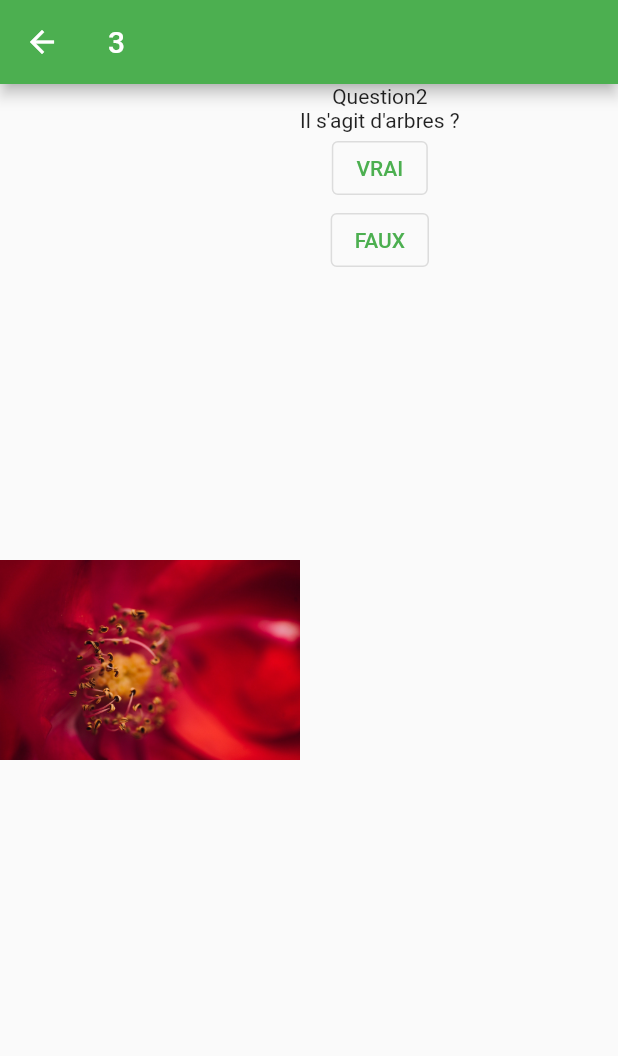
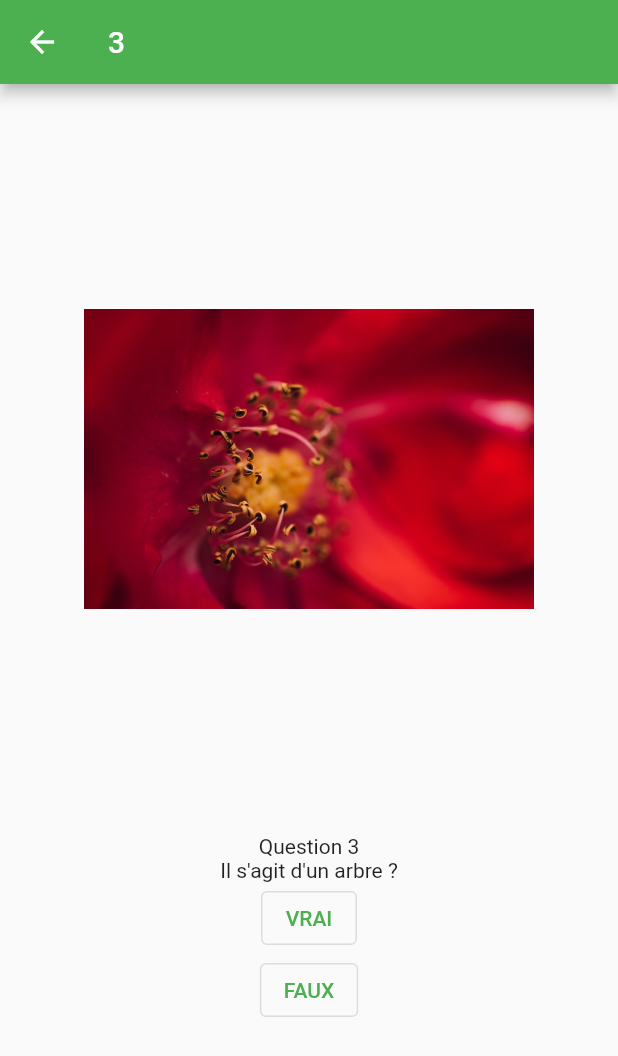
Before and after one commit to Grifferonte/Quizz-Flutter, a Flutter app: the QuizzPage screen opened by its route, after a tap on "VRAI", after a tap on "FAUX", on a phone screen of 412 x 824 dp. Shown: the top 1056 px of the screen. Run offline on Flutter 3.47's test engine with Material 2 defaults, Android fonts, the phone set to English and light mode, and no system bars.

Commit message:
Fix bugs and clean view

```diff
--- a/lib/controler/Player.dart
+++ /dev/null
@@ -1,5 +0,0 @@
-class Player {
-  late int lastsScore;
-  late int bestScore;
-  Player(this.lastsScore, this.bestScore);
-}
--- a/lib/controler/Question.dart
+++ /dev/null
@@ -1,19 +0,0 @@
-import 'package:flutter/cupertino.dart';
-
-class Question {
-  late int num;
-  late String image;
-  late String question;
-  late bool response;
-
-  Question(this.num, this.image, this.question, this.response);
-
-  String get currentImage => image;
-  void set currentImage(String newImg) => image = newImg;
-
-  String get currentQuestion => question;
-  void set currentQuestion(String newQst) => question = newQst;
-
-  bool get currentResponse => response;
-  void set currentResponse(bool newRep) => response = newRep;
-}
--- a/lib/controler/Quizz.dart
+++ /dev/null
@@ -1,6 +0,0 @@
-import 'Question.dart';
-
-class Quizz {
-  late List<Question> questions;
-  Quizz(this.questions);
-}
--- /dev/null
+++ b/lib/model/Player.dart
@@ -0,0 +1,11 @@
+class Player {
+  late int lastScore;
+  late int bestScore;
+  Player(this.lastScore, this.bestScore);
+
+  int get getLastScore => lastScore;
+  // void set setLastScore(int newLastScore) => lastScore = newLastScore;
+
+  int get getBestScore => bestScore;
+  // void set setBestScore(int newBestScore) => bestScore = newBestScore;
+}
--- /dev/null
+++ b/lib/model/Question.dart
@@ -0,0 +1,20 @@
+class Question {
+  late int index;
+  late String image;
+  late String question;
+  late bool response;
+
+  Question(this.index, this.image, this.question, this.response);
+
+  int get getIndex => index;
+  set setIndex(int newIndex) => index = newIndex;
+
+  String get getImage => image;
+  set setImage(String newImg) => image = newImg;
+
+  String get getQuestion => question;
+  set setQuestion(String newQst) => question = newQst;
+
+  bool get getResponse => response;
+  set setResponse(bool newRep) => response = newRep;
+}
--- /dev/null
+++ b/lib/model/Quizz.dart
@@ -0,0 +1,11 @@
+import 'Question.dart';
+
+class Quizz {
+  late List<Question> questions;
+  Quizz(this.questions);
+
+  Question getQuestion(int index) => questions[index];
+
+  void setQuestion(int index, Question newQuestion) =>
+      questions[index] = newQuestion;
+}
--- a/lib/view/customWidgets/customCard.dart
+++ b/lib/view/customWidgets/customCard.dart
@@ -18,14 +18,15 @@ class _CustomCardState extends State<CustomCard> {
   @override
   Widget build(BuildContext context) {
     return Card(
-      child: Center(
-          child: SizedBox(
+      child: SizedBox(
         width: 100,
-        height: 20,
+        height: 50,
         child: Row(
+          mainAxisAlignment: MainAxisAlignment.center,
+          crossAxisAlignment: CrossAxisAlignment.center,
           children: [Text(widget.scoreField), Text(widget.score.toString())],
         ),
-      )),
+      ),
     );
   }
 }
--- a/lib/view/customWidgets/customImage.dart
+++ b/lib/view/customWidgets/customImage.dart
@@ -17,9 +17,8 @@ class _CustomImageState extends State<CustomImage> {
   Widget build(BuildContext context) {
     return Image.asset(
       widget.imgLabel,
-      width: 200,
-      height: 400,
-      fit: BoxFit.contain,
+      width: 300,
+      height: 500,
     );
   }
 }
--- a/lib/view/customWidgets/homeButton.dart
+++ b/lib/view/customWidgets/homeButton.dart
@@ -17,11 +17,14 @@ class HomeButton extends StatefulWidget {
 class _HomeButtonState extends State<HomeButton> {
   @override
   Widget build(BuildContext context) {
-    return OutlinedButton(
-      onPressed: () {
-        Navigator.pushNamed(context, widget.route);
-      },
-      child: Text(widget.label),
+    return SizedBox(
+      height: 80,
+      child: OutlinedButton(
+        onPressed: () {
+          Navigator.pushNamed(context, widget.route);
+        },
+        child: Text(widget.label),
+      ),
     );
   }
 }
--- a/lib/view/homePage.dart
+++ b/lib/view/homePage.dart
@@ -1,5 +1,5 @@
 import 'package:flutter/material.dart';
-import 'package:quizz/controler/Player.dart';
+import 'package:quizz/model/Player.dart';
 import 'package:quizz/view/customWidgets/homeButton.dart';
 import 'package:quizz/view/customWidgets/customCard.dart';
 
@@ -15,25 +15,39 @@ class _HomePage extends State<HomePage> {
 
   @override
   Widget build(BuildContext context) {
+    if (ModalRoute.of(context)!.settings.arguments != null) {
+      final arg = ModalRoute.of(context)!.settings.arguments as int;
+      setState(() {
+        player.lastScore = arg;
+        if (player.getLastScore > player.getBestScore) {
+          player.bestScore = player.getLastScore;
+        }
+      });
+    }
     return Scaffold(
         appBar: AppBar(
           title: const Text('Quizz'),
         ),
         body: Column(
+          mainAxisAlignment: MainAxisAlignment.spaceEvenly,
+          crossAxisAlignment: CrossAxisAlignment.center,
           children: [
             Row(
+              mainAxisAlignment: MainAxisAlignment.center,
+              crossAxisAlignment: CrossAxisAlignment.center,
               children: [
-              CustomCard(scoreField: 'Last Score', score: player.lastsScore),
-              CustomCard(scoreField: 'Best Score', score: player.bestScore),
+                CustomCard(scoreField: 'Last Score ', score: player.lastScore),
+                CustomCard(scoreField: 'Best Score ', score: player.bestScore),
               ],
             ),
             Row(
+              mainAxisAlignment: MainAxisAlignment.center,
+              crossAxisAlignment: CrossAxisAlignment.center,
               children: const [
                 HomeButton(label: 'Démarrer le Quizz', route: '/Quizz'),
               ],
             )
           ],
-      ),
-    );
+        ));
   }
 }
--- a/lib/view/quizzPage.dart
+++ b/lib/view/quizzPage.dart
@@ -1,7 +1,7 @@
 import 'package:flutter/material.dart';
 import 'package:quizz/view/customWidgets/customImage.dart';
-import '../controler/Question.dart';
-import '../controler/Quizz.dart';
+import '../model/Question.dart';
+import '../model/Quizz.dart';
 
 class QuizzPage extends StatefulWidget {
   const QuizzPage({Key? key}) : super(key: key);
@@ -14,7 +14,7 @@ class _QuizzPage extends State<QuizzPage> {
   static Quizz quizz = Quizz(<Question>[
     Question(1, 'images/bird.jpg', 'Il s\'agit d\'un oiseau ?', true),
     Question(2, 'images/cat.jpg', 'Il s\'agit d\'un chien ?', false),
-    Question(3, 'images/flower.jpg', 'Il s\'agit d\'arbres ?', false),
+    Question(3, 'images/flower.jpg', 'Il s\'agit d\'un arbre ?', false),
     Question(4, 'images/sea.jpg', 'Il s\'agit de la mer ?', true),
     Question(5, 'images/butterfly.jpg', 'Il s\'agit d\'un papillon ?', true)
   ]);
@@ -29,16 +29,20 @@ class _QuizzPage extends State<QuizzPage> {
         mainAxisSize: MainAxisSize.min,
         crossAxisAlignment: CrossAxisAlignment.start,
         children: <Widget>[
-          Text('Votre score est de${score}'),
+          Text('Votre score est de ${score}'),
         ],
       ),
       actions: <Widget>[
         new OutlinedButton(
           onPressed: () {
             Navigator.of(context).pop();
+            if (index >= quizz.questions.length - 1) {
+              Navigator.pushNamed(context, '/', arguments: score);
+            } else {
               setState(() {
                 index++;
               });
+            }
           },
           child: const Text('Close'),
         ),
@@ -47,20 +51,20 @@ class _QuizzPage extends State<QuizzPage> {
   }
 
   void CheckState(bool rep) {
+    if (quizz.questions[index].getResponse != rep) {
+      showDialog(
+        context: context,
+        builder: (BuildContext context) => displayDialog(context),
+      );
+    } else {
       if (index >= quizz.questions.length - 1) {
-      index = 0;
-      Navigator.pushNamed(context, '/');
+        score++;
+        Navigator.pushNamed(context, '/', arguments: score);
       } else {
-      if (quizz.questions[index].currentResponse == rep) {
         setState(() {
           score++;
           index++;
         });
-      } else {
-        showDialog(
-          context: context,
-          builder: (BuildContext context) => displayDialog(context),
-        );
       }
     }
   }
@@ -69,14 +73,19 @@ class _QuizzPage extends State<QuizzPage> {
   Widget build(BuildContext context) {
     return Scaffold(
         appBar: AppBar(
-        title: Text(quizz.questions[index].num.toString()),
+          title: Text(quizz.questions[index].getIndex.toString()),
         ),
-      body: Row(
+        body: Column(
           children: [
-          CustomImage(imgLabel: quizz.questions[index].currentImage),
-          Column(children: [
-            Text('Question$index'),
-            Text(quizz.questions[index].currentQuestion),
+            CustomImage(imgLabel: quizz.questions[index].getImage),
+            Text('Question ${quizz.questions[index].getIndex}'),
+            Text(quizz.questions[index].getQuestion),
+            Row(
+              mainAxisAlignment: MainAxisAlignment.center,
+              crossAxisAlignment: CrossAxisAlignment.center,
+              children: [
+                Column(
+                  children: [
                     OutlinedButton(
                       onPressed: () => {CheckState(true)},
                       child: const Text('VRAI'),
@@ -85,9 +94,11 @@ class _QuizzPage extends State<QuizzPage> {
                       onPressed: () => {CheckState(false)},
                       child: const Text('FAUX'),
                     ),
-          ])
                   ],
                 ),
-    );
+              ],
+            )
+          ],
+        ));
   }
 }
```
Also changed, not shown: pubspec.lock. Lines whose indentation alone changed are shown as unchanged.
